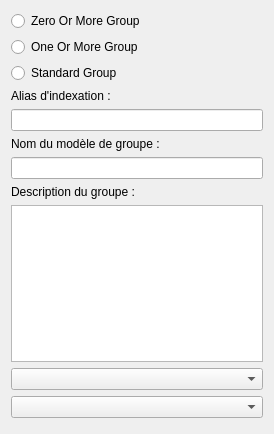
This is stepcreatorv2/widgets/outgroupwidget.ui in computree/computree-v3 as Qt 5 draws it before an edit. The edited form follows.
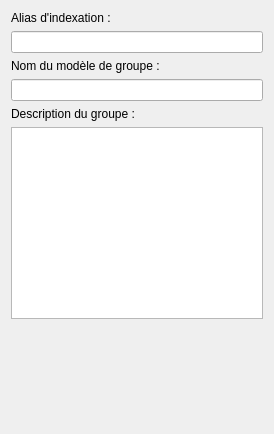
This is the edited form.

```diff
--- a/stepcreatorv2/widgets/outgroupwidget.ui
+++ b/stepcreatorv2/widgets/outgroupwidget.ui
@@ -20,27 +20,6 @@
    <string>Form</string>
   </property>
   <layout class="QVBoxLayout" name="verticalLayout">
-   <item>
-    <widget class="QRadioButton" name="rb_zeroormore">
-     <property name="text">
-      <string>Zero Or More Group</string>
-     </property>
-    </widget>
-   </item>
-   <item>
-    <widget class="QRadioButton" name="rb_oneormore">
-     <property name="text">
-      <string>One Or More Group</string>
-     </property>
-    </widget>
-   </item>
-   <item>
-    <widget class="QRadioButton" name="rb_standard">
-     <property name="text">
-      <string>Standard Group</string>
-     </property>
-    </widget>
-   </item>
    <item>
     <widget class="QLabel" name="label">
      <property name="text">
@@ -85,12 +64,6 @@
      </property>
     </widget>
    </item>
-   <item>
-    <widget class="QComboBox" name="cb_choiceMode"/>
-   </item>
-   <item>
-    <widget class="QComboBox" name="cb_finderMode"/>
-   </item>
    <item>
     <spacer name="verticalSpacer">
      <property name="orientation">
```
